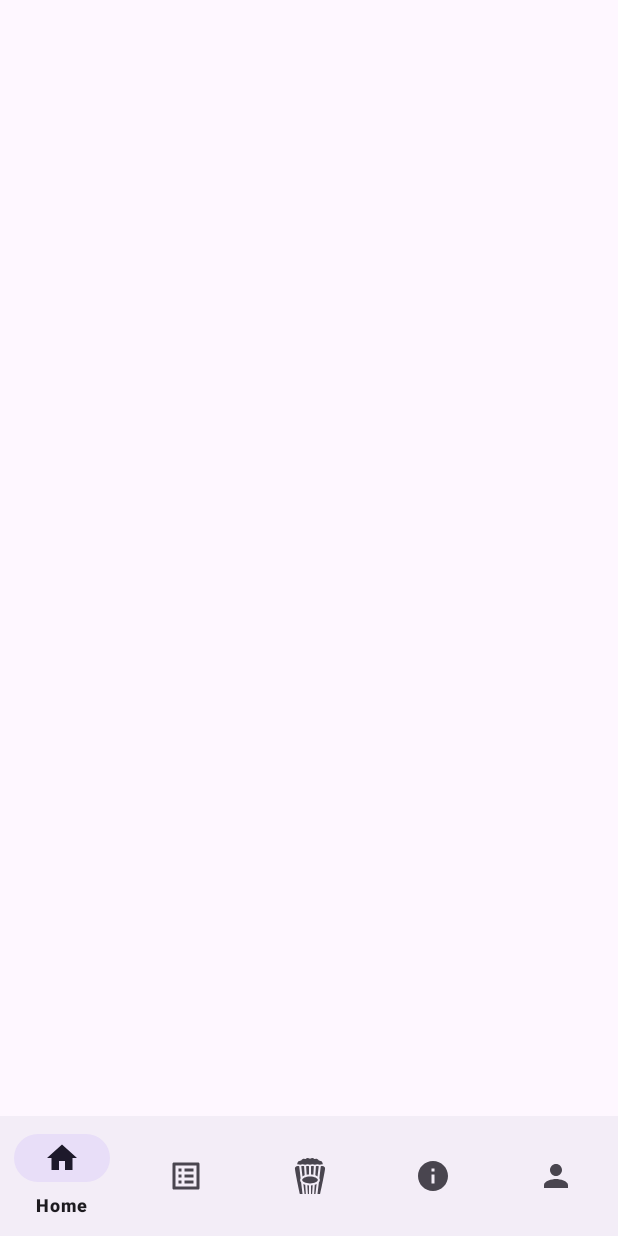
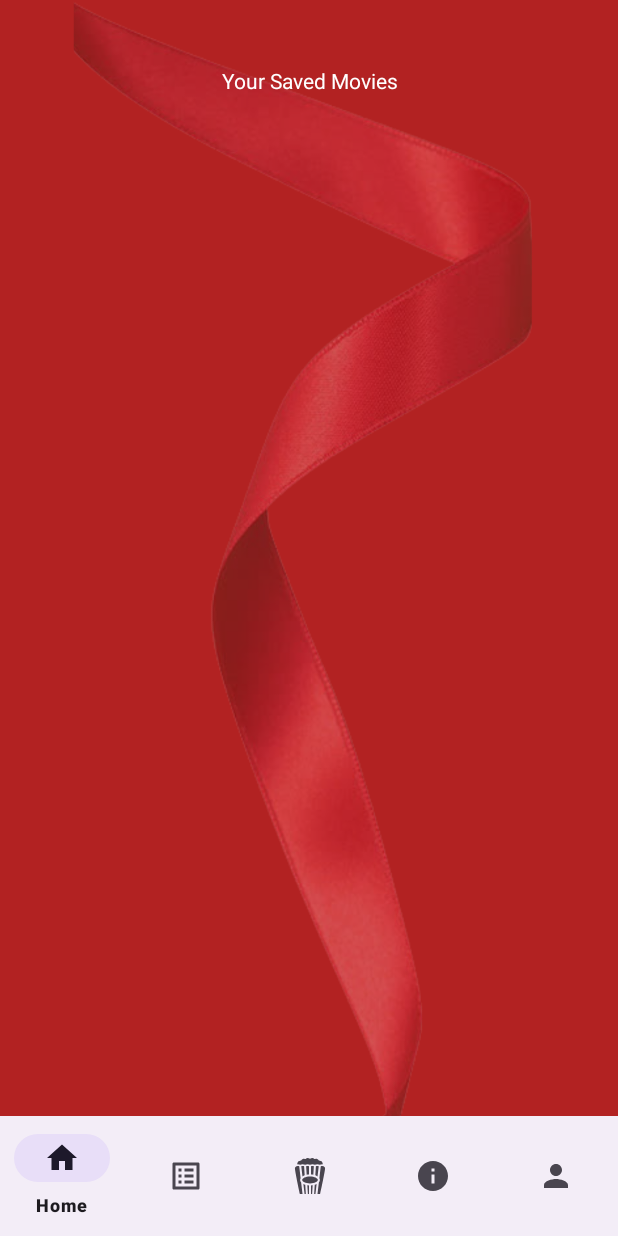
Before and after one commit to ErkinAl/E-Bilot, an Android app: the fragment SavedFragment placed in its activity, on a phone screen of 412 x 824 dp. Run offline under Robolectric (Android 15) with nearby library versions, the phone set to English and light mode, and no system bars; our stand-ins replace Firebase (no records; nobody signed in at launch, a user with empty details on screens opened directly).

Commit message:
saved list

```diff
--- a/app/src/main/java/com/example/e_bilot/MovieDetailFragment.java
+++ b/app/src/main/java/com/example/e_bilot/MovieDetailFragment.java
@@ -15,6 +15,7 @@ import android.widget.Button;
 import android.widget.ImageButton;
 import android.widget.ImageView;
 import android.widget.TextView;
+import android.widget.Toast;
 
 public class MovieDetailFragment extends Fragment {
 
@@ -111,6 +112,7 @@ public class MovieDetailFragment extends Fragment {
                         transaction.replace(R.id.fragment_movie_detail, savedFragment);
                         transaction.addToBackStack(null);
                         transaction.commit();
+
                     }
                 });
                 return view;
--- a/app/src/main/res/layout/fragment_saved_item.xml
+++ b/app/src/main/res/layout/fragment_saved_item.xml
@@ -1,23 +1,71 @@
-<LinearLayout xmlns:android="http://schemas.android.com/apk/res/android"
+<FrameLayout xmlns:android="http://schemas.android.com/apk/res/android"
+    xmlns:app="http://schemas.android.com/apk/res-auto"
+    android:id="@+id/fragment_saved_item"
     android:layout_width="match_parent"
-    android:layout_height="100dp"
-    android:orientation="horizontal"
-    android:id="@+id/fragment_saved_item">
-
+    android:layout_height="match_parent"
+    android:orientation="vertical">
     <ImageView
-        android:id="@+id/movieSavedImageView"
-        android:layout_width="150dp"
+        android:id="@+id/imageView"
+        android:layout_width="wrap_content"
         android:layout_height="match_parent"
-        android:scaleType="fitXY" />
+        android:scaleType="centerCrop"
+        app:srcCompat="@drawable/general_bg" />
 
     <LinearLayout
         android:layout_width="match_parent"
         android:layout_height="match_parent"
-        android:gravity="start"
+        android:orientation="vertical">
+
+        <LinearLayout
+            android:layout_width="match_parent"
+            android:layout_height="108dp"
+            android:orientation="horizontal">
+
+            <TextView
+                android:id="@+id/textView2"
+                android:layout_width="wrap_content"
+                android:layout_height="match_parent"
+                android:layout_weight="1"
+                android:gravity="center"
+                android:text="Your Saved Movies"
+                android:textColor="#FFFFFF" />
+
+        </LinearLayout>
+
+        <LinearLayout
+            android:layout_width="match_parent"
+            android:layout_height="100dp"
+            android:layout_margin="20dp"
+            android:orientation="horizontal">
+
+            <LinearLayout
+                android:layout_width="150dp"
+                android:layout_height="match_parent"
+                android:orientation="horizontal">
+
+                <ImageView
+                    android:id="@+id/movieSavedImageView"
+                    android:layout_width="match_parent"
+                    android:layout_height="match_parent"
+                    android:scaleType="fitXY" />
+            </LinearLayout>
+
+            <LinearLayout
+                android:layout_width="match_parent"
+                android:layout_height="match_parent"
                 android:orientation="vertical">
 
                 <TextView
                     android:id="@+id/movieSavedTextView"
+                    android:layout_width="wrap_content"
+                    android:layout_height="wrap_content"
+                    android:paddingLeft="8dp"
+                    android:textColor="#FFFFFF"
+                    android:textSize="18sp"
+                    android:textStyle="bold" />
+
+                <TextView
+                    android:id="@+id/imdbSavedScoreTextView"
                     android:layout_width="wrap_content"
                     android:layout_height="wrap_content"
                     android:paddingLeft="8dp"
@@ -31,16 +79,9 @@
                     android:layout_height="wrap_content"
                     android:paddingLeft="8dp"
                     android:textColor="#FFFFFF" />
-
-        <TextView
-            android:id="@+id/imdbSavedScoreTextView"
-            android:layout_width="wrap_content"
-            android:layout_height="wrap_content"
-            android:paddingLeft="8dp"
-            android:textColor="#FFFFFF"
-            android:textSize="18sp"
-            android:textStyle="bold" />
-
+            </LinearLayout>
+        </LinearLayout>
     </LinearLayout>
 
-</LinearLayout>
+
+</FrameLayout>
```
Lines whose indentation alone changed are shown as unchanged.
